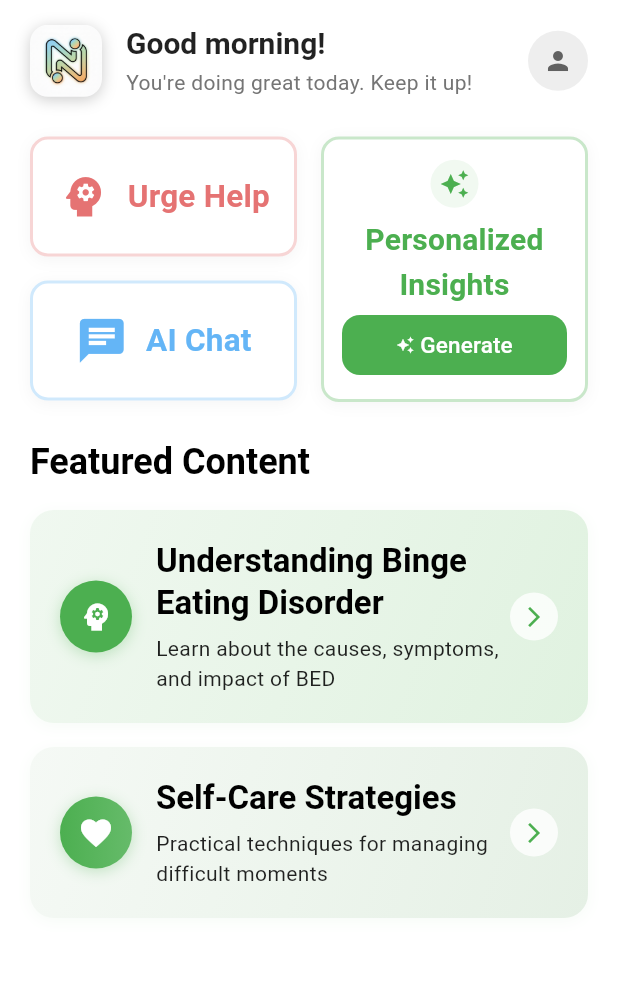
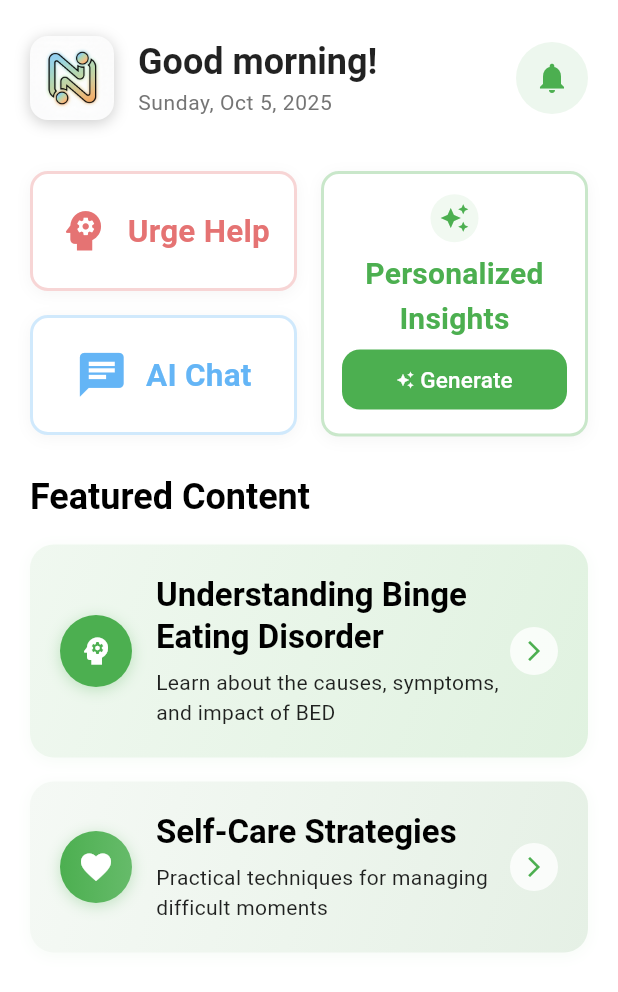
Before and after one commit to daobinhgiang/binge-eating-dart, a Flutter app: the HomeScreen screen opened directly, on a phone screen of 412 x 824 dp. Shown: the top 992 px of the screen. Run offline on Flutter 3.47's test engine with Material 3 defaults, Android fonts, the phone set to English and light mode, and no system bars; our stand-ins replace cloud_firestore, firebase_analytics, firebase_auth, firebase_core, firebase_messaging, fl_chart and 5 more; accounts and stored records are empty.

Commit message:
refined home page's header section

```diff
--- a/lib/screens/home_screen.dart
+++ b/lib/screens/home_screen.dart
@@ -85,10 +85,31 @@ class _HomeScreenState extends ConsumerState<HomeScreen> with TickerProviderStat
     }
   }
 
+  String _getCurrentDate() {
+    final now = DateTime.now();
+    final weekday = _getWeekdayName(now.weekday);
+    final day = now.day;
+    final month = _getMonthName(now.month);
+    final year = now.year;
+
+    return '$weekday, $month $day, $year';
+  }
+
+  void _onNotificationBellTapped() {
+    // Handle notification bell tap
+    // This can be extended to show notifications or navigate to a notifications screen
+    ScaffoldMessenger.of(context).showSnackBar(
+      const SnackBar(
+        content: Text('Notifications feature coming soon!'),
+        duration: Duration(seconds: 2),
+      ),
+    );
+  }
+
   Widget _buildAppLogo() {
     return Container(
-      width: 48,
-      height: 48,
+      width: 56,
+      height: 56,
       decoration: BoxDecoration(
         borderRadius: BorderRadius.circular(12),
         boxShadow: [
@@ -122,7 +143,7 @@ class _HomeScreenState extends ConsumerState<HomeScreen> with TickerProviderStat
               child: const Icon(
                 Icons.psychology,
                 color: Colors.white,
-                size: 24,
+                size: 28,
               ),
             );
           },
@@ -136,48 +157,47 @@ class _HomeScreenState extends ConsumerState<HomeScreen> with TickerProviderStat
   Widget _buildProfileSection(AsyncValue authState) {
     return authState.when(
       data: (user) => user != null
-          ? CircleAvatar(
-              radius: 20,
-              backgroundColor: Colors.grey[200],
-              backgroundImage: user.photoUrl != null
-                  ? NetworkImage(user.photoUrl!)
-                  : null,
-              child: user.photoUrl == null
-                  ? Text(
-                      user.displayName.substring(0, 1).toUpperCase(),
-                      style: TextStyle(
-                        color: Colors.grey[700],
-                        fontWeight: FontWeight.bold,
-                        fontSize: 16,
-                      ),
-                    )
-                  : null,
-            )
+          ? _buildNotificationBell()
           : _buildGuestProfile(),
-      loading: () => CircleAvatar(
-        radius: 20,
-        backgroundColor: Colors.grey[200],
-        child: const SizedBox(
-          width: 16,
-          height: 16,
-          child: CircularProgressIndicator(
-            color: Colors.grey,
-            strokeWidth: 2,
-          ),
-        ),
-      ),
+      loading: () => _buildNotificationBell(),
       error: (_, __) => _buildGuestProfile(),
     );
   }
 
+  Widget _buildNotificationBell() {
+    return Material(
+      color: Colors.transparent,
+      child: InkWell(
+        onTap: _onNotificationBellTapped,
+        borderRadius: BorderRadius.circular(24),
+        child: CircleAvatar(
+          radius: 24,
+          backgroundColor: const Color(0xFF4CAF50).withValues(alpha: 0.1),
+          child: Icon(
+            Icons.notifications,
+            color: const Color(0xFF4CAF50),
+            size: 24,
+          ),
+        ),
+      ),
+    );
+  }
+
   Widget _buildGuestProfile() {
-    return CircleAvatar(
-      radius: 20,
-      backgroundColor: Colors.grey[200],
-      child: Icon(
-        Icons.person,
-        color: Colors.grey[700],
-        size: 20,
+    return Material(
+      color: Colors.transparent,
+      child: InkWell(
+        onTap: _onNotificationBellTapped,
+        borderRadius: BorderRadius.circular(24),
+        child: CircleAvatar(
+          radius: 24,
+          backgroundColor: const Color(0xFF4CAF50).withValues(alpha: 0.1),
+          child: Icon(
+            Icons.notifications,
+            color: const Color(0xFF4CAF50),
+            size: 24,
+          ),
+        ),
       ),
     );
   }
@@ -200,7 +220,7 @@ class _HomeScreenState extends ConsumerState<HomeScreen> with TickerProviderStat
                 ),
                 child: SafeArea(
                   child: Padding(
-                    padding: const EdgeInsets.fromLTRB(20, 16, 20, 16),
+                    padding: const EdgeInsets.fromLTRB(20, 24, 20, 24),
                     child: Row(
                       children: [
                         // App Logo
@@ -216,18 +236,18 @@ class _HomeScreenState extends ConsumerState<HomeScreen> with TickerProviderStat
                                 style: Theme.of(context).textTheme.headlineSmall?.copyWith(
                                   fontWeight: FontWeight.bold,
                                   color: Colors.black87,
-                                  fontSize: 20,
+                                  fontSize: 24,
                                 ),
                               ),
                               const SizedBox(height: 2),
                               Text(
-                                'You\'re doing great today. Keep it up!',
-                                style: Theme.of(context).textTheme.bodyMedium?.copyWith(
+                                _getCurrentDate(),
+                                style: Theme.of(context).textTheme.bodySmall?.copyWith(
                                   color: Colors.grey[600],
                                   fontSize: 14,
                                 ),
                               ),
-                            ],
+                              ],
                           ),
                         ),
                         // Profile section
```
